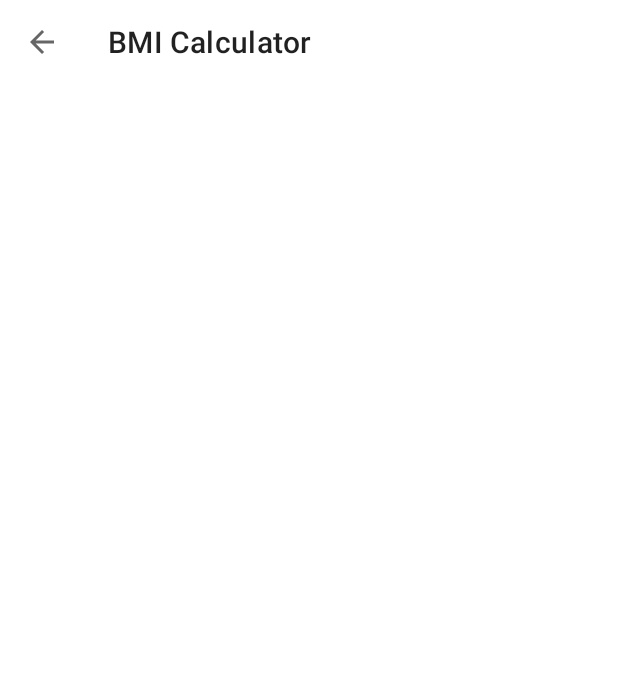
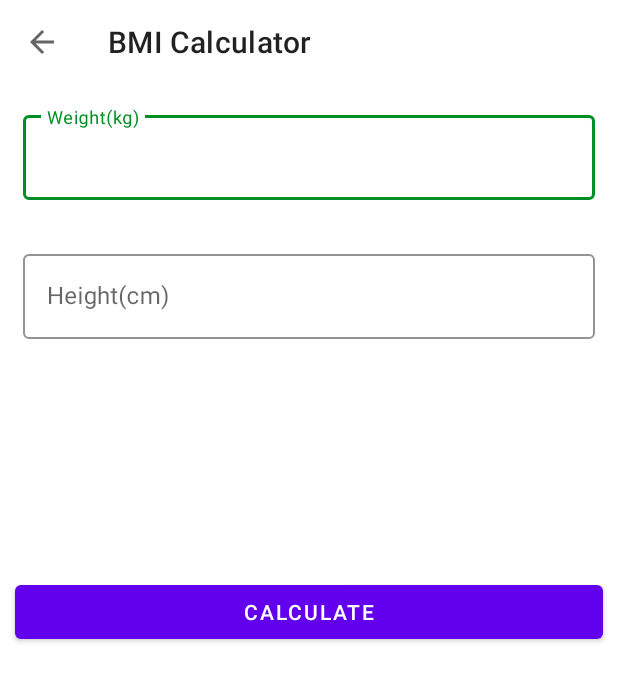
Before and after one commit to MuhammadSaad420/Minutes-Workout, an Android app: the BMIacitvity screen opened directly, with no data from a screen before it, on a phone screen of 412 x 824 dp. Shown: the top 681 px of the screen. Run offline under Robolectric (Android 15) with nearby library versions, the light colour scheme and no system bars.

Commit message:
BMI screen fro the metric system(part 2)

```diff
--- a/app/src/main/res/layout/activity_bmiacitvity.xml
+++ b/app/src/main/res/layout/activity_bmiacitvity.xml
@@ -12,4 +12,96 @@
         android:minHeight="?android:attr/actionBarSize"
         android:layout_height="wrap_content"/>
 
+    <com.google.android.material.textfield.TextInputLayout
+        android:layout_below="@id/toolbar"
+        android:id="@+id/tl_weight"
+        android:layout_width="match_parent"
+        android:layout_height="wrap_content"
+        app:boxStrokeColor="@color/colorAccent"
+        app:hintTextColor="@color/colorAccent"
+        android:layout_margin="15dp"
+        style="@style/Widget.MaterialComponents.TextInputLayout.OutlinedBox"
+        >
+        <EditText
+            android:id="@+id/et_weight"
+            android:layout_width="match_parent"
+            android:layout_height="wrap_content"
+            android:textSize="16dp"
+            android:hint="Weight(kg)"
+            />
+    </com.google.android.material.textfield.TextInputLayout>
+    <com.google.android.material.textfield.TextInputLayout
+        android:id="@+id/tl_height"
+        android:layout_below="@+id/tl_weight"
+        android:layout_width="match_parent"
+        android:layout_height="wrap_content"
+        app:boxStrokeColor="@color/colorAccent"
+        app:hintTextColor="@color/colorAccent"
+        android:layout_margin="15dp"
+        style="@style/Widget.MaterialComponents.TextInputLayout.OutlinedBox"
+        >
+        <EditText
+            android:id="@+id/et_height"
+            android:layout_width="match_parent"
+            android:layout_height="wrap_content"
+            android:textSize="16dp"
+            android:hint="Height(cm)"
+            />
+    </com.google.android.material.textfield.TextInputLayout>
+
+    <LinearLayout
+        android:id="@+id/ll_answer"
+        android:layout_width="match_parent"
+        android:layout_height="wrap_content"
+        android:orientation="vertical"
+        android:visibility="invisible"
+        tools:visibility="visible"
+        android:layout_below="@id/tl_height"
+        >
+        <TextView
+            android:layout_width="match_parent"
+            android:layout_height="wrap_content"
+            android:text="BMI"
+            android:gravity="center"
+            android:textAllCaps="true"
+            android:textSize="20sp"
+            />
+        <TextView
+            android:id="@+id/tvBMIValue"
+            android:layout_width="match_parent"
+            android:layout_height="wrap_content"
+            android:text="25.21"
+            android:gravity="center"
+            android:textStyle="bold"
+            android:textAllCaps="true"
+            android:textSize="20sp"
+            />
+        <TextView
+            android:id="@+id/tvBMIType"
+            android:layout_width="match_parent"
+            android:layout_height="wrap_content"
+            android:text="Overweight"
+            android:gravity="center"
+            android:textSize="20sp"
+            />
+        <TextView
+            android:id="@+id/tvBMIDescription"
+            android:layout_width="match_parent"
+            android:layout_height="wrap_content"
+            android:text="Oops! You really need to take care of yourself!! Workout maybe!"
+            android:gravity="center"
+            android:textSize="20sp"
+            />
+
+    </LinearLayout>
+    <Button
+        android:id="@+id/btn_calculate"
+        android:layout_below="@id/ll_answer"
+        android:layout_width="match_parent"
+        android:layout_height="wrap_content"
+        android:text="calculate"
+        android:textAllCaps="true"
+        android:layout_margin="10dp"
+        />
+
 </RelativeLayout>
```
Also changed, not shown: app/src/main/java/com/example/minutesworkout/BMIacitvity.kt (+74 -0 lines).
